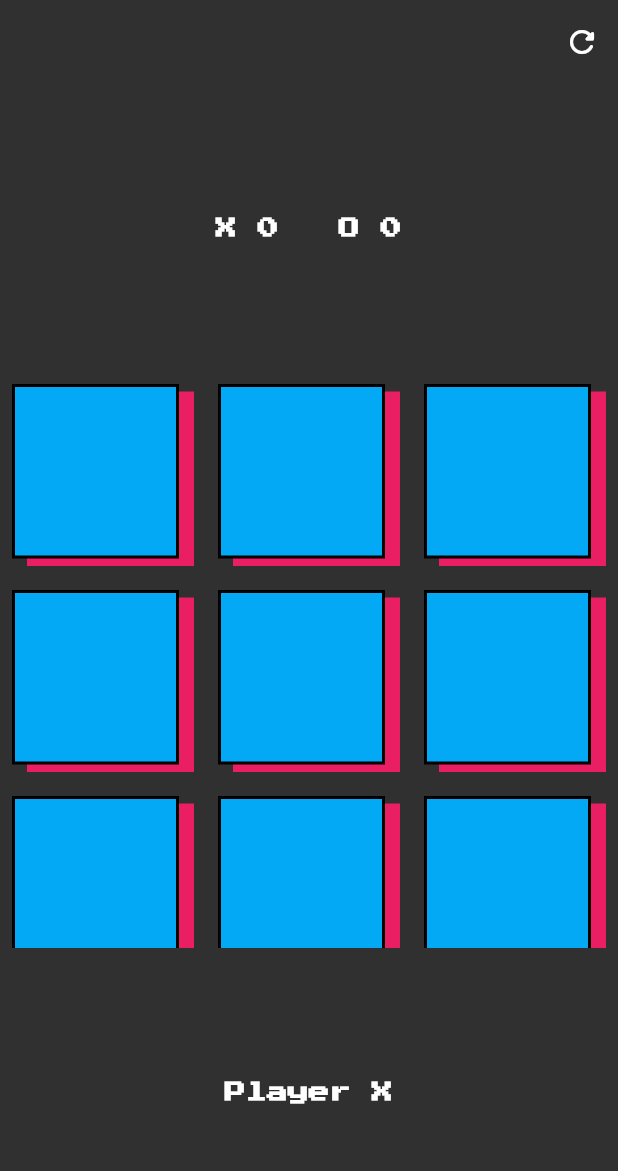
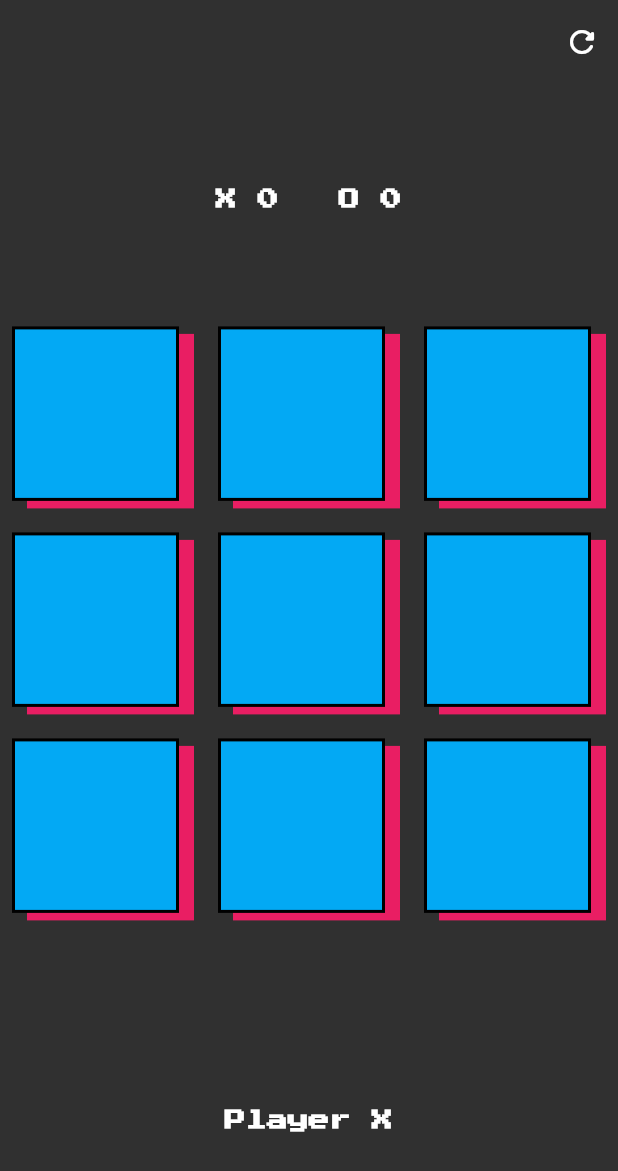
Before and after one commit to kailasnv/Tic-Tac-Toe-game, a Flutter app: the screen it shows after launch, on a phone screen of 412 x 824 dp. Shown: the top 1171 px of the screen. Run offline on Flutter 3.47's test engine with Material 2 defaults, Android fonts, the phone set to English and light mode, and no system bars; our stand-ins replace google_fonts.

Commit message:
bug fixed

```diff
--- a/lib/presentation/game_screen.dart
+++ b/lib/presentation/game_screen.dart
@@ -41,9 +41,10 @@ class GameScreen extends StatelessWidget {
 
           // game pad Grid
           Expanded(
-            flex: 2,
+            flex: 3,
             child: Center(
               child: GridView.builder(
+                physics: const NeverScrollableScrollPhysics(),
                 itemCount: 9,
                 gridDelegate: const SliverGridDelegateWithFixedCrossAxisCount(
                     crossAxisCount: 3),
@@ -67,7 +68,7 @@ class GameScreen extends StatelessWidget {
                     ),
                     // play again button
                     Padding(
-                      padding: const EdgeInsets.symmetric(vertical: 25),
+                      padding: const EdgeInsets.only(top: 18),
                       child: GestureDetector(
                         onTap: () => game.resetGame(),
                         child: Text(
--- a/lib/presentation/widgets/xo_tile.dart
+++ b/lib/presentation/widgets/xo_tile.dart
@@ -18,6 +18,7 @@ class XoTile extends StatelessWidget {
       child: GestureDetector(
         onTap: () => game.onTapped(index),
         child: Stack(
+          clipBehavior: Clip.none,
           children: [
             // bottom tile
             Padding(
```
